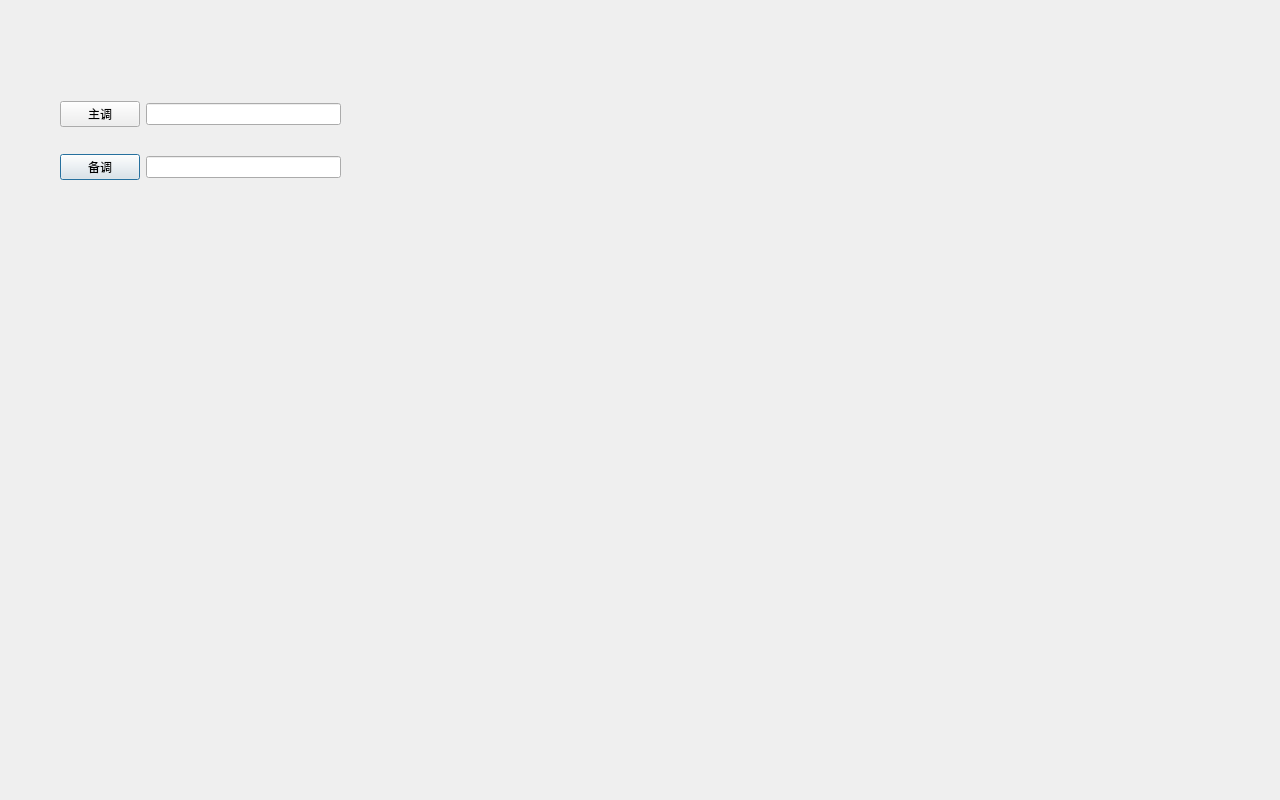
Above: diy_demo/qscript_demo/demo.ui from frankyu-coder/devp-tech-notes before the change. Below: the same form after it.
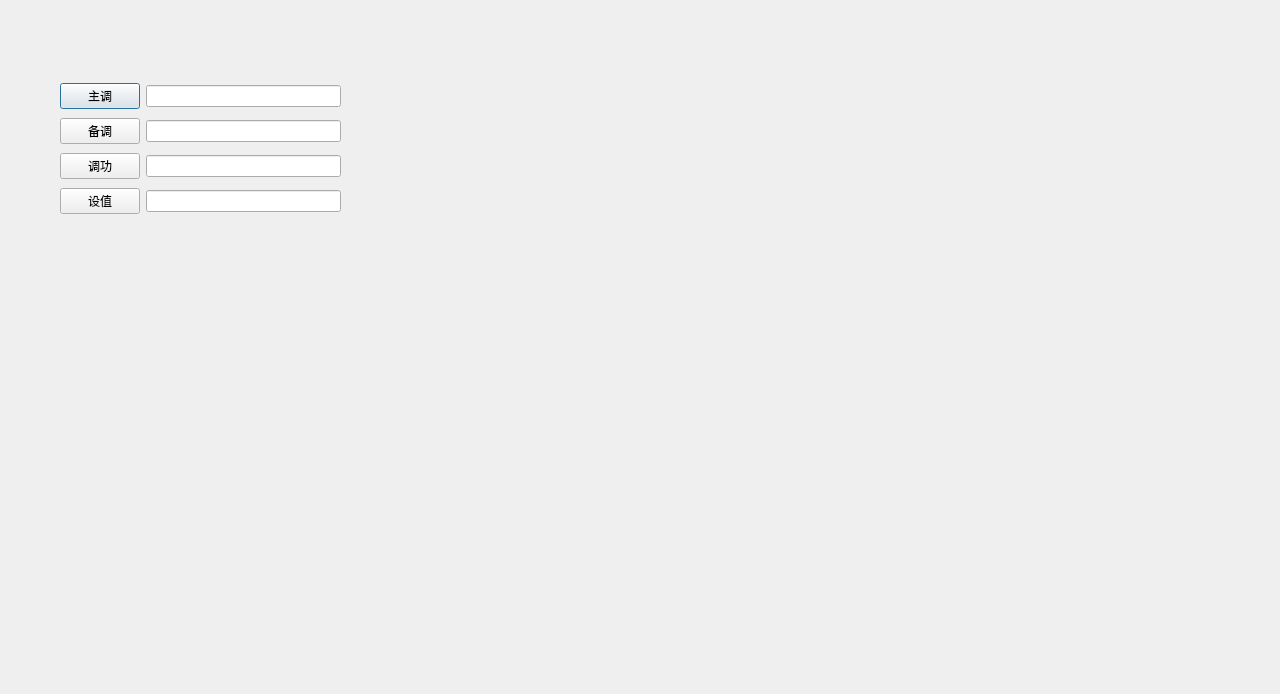
That is the form after the change.

The edit to the form file:
```diff
--- a/diy_demo/qscript_demo/demo.ui
+++ b/diy_demo/qscript_demo/demo.ui
@@ -7,7 +7,7 @@
     <x>0</x>
     <y>0</y>
     <width>1280</width>
-    <height>800</height>
+    <height>694</height>
    </rect>
   </property>
   <property name="windowTitle">
@@ -19,16 +19,12 @@
      <x>60</x>
      <y>80</y>
      <width>281</width>
-     <height>121</height>
+     <height>138</height>
     </rect>
    </property>
    <layout class="QGridLayout" name="gridLayout">
-    <item row="1" column="0">
-     <widget class="QPushButton" name="pb_s">
-      <property name="text">
-       <string>备调</string>
-      </property>
-     </widget>
+    <item row="1" column="1">
+     <widget class="QLineEdit" name="ln_s"/>
     </item>
     <item row="0" column="0">
      <widget class="QPushButton" name="pb_m">
@@ -37,11 +33,35 @@
       </property>
      </widget>
     </item>
+    <item row="1" column="0">
+     <widget class="QPushButton" name="pb_s">
+      <property name="text">
+       <string>备调</string>
+      </property>
+     </widget>
+    </item>
     <item row="0" column="1">
      <widget class="QLineEdit" name="ln_m"/>
     </item>
-    <item row="1" column="1">
-     <widget class="QLineEdit" name="ln_s"/>
+    <item row="2" column="0">
+     <widget class="QPushButton" name="pb_tg">
+      <property name="text">
+       <string>调功</string>
+      </property>
+     </widget>
+    </item>
+    <item row="3" column="0">
+     <widget class="QPushButton" name="pb_sv">
+      <property name="text">
+       <string>设值</string>
+      </property>
+     </widget>
+    </item>
+    <item row="3" column="1">
+     <widget class="QLineEdit" name="ln_sv"/>
+    </item>
+    <item row="2" column="1">
+     <widget class="QLineEdit" name="ln_tg"/>
     </item>
    </layout>
   </widget>
```
